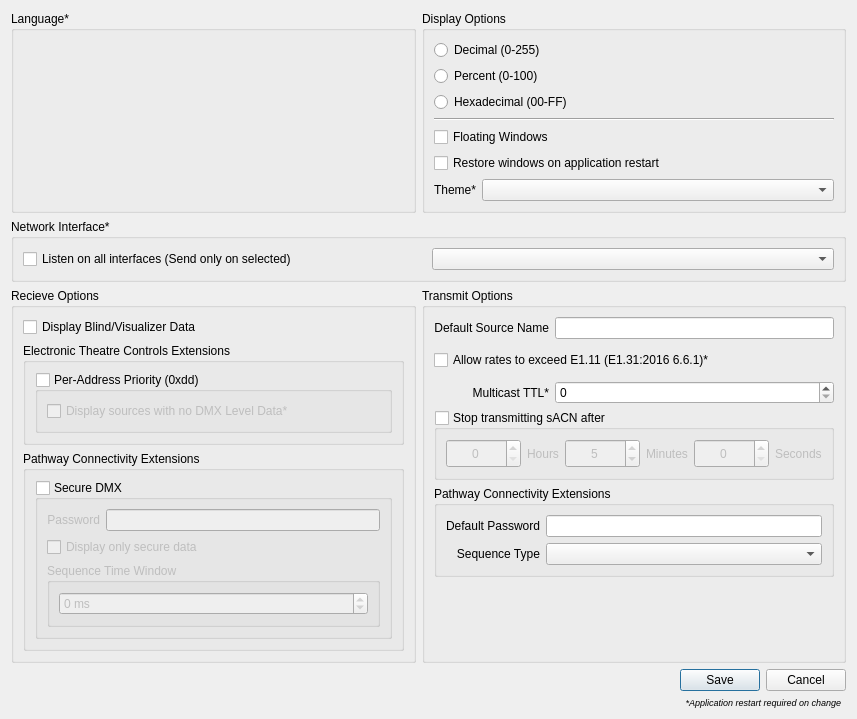
First picture: the form in ui/preferencesdialog.ui, repository docsteer/sacnview, before the edit.
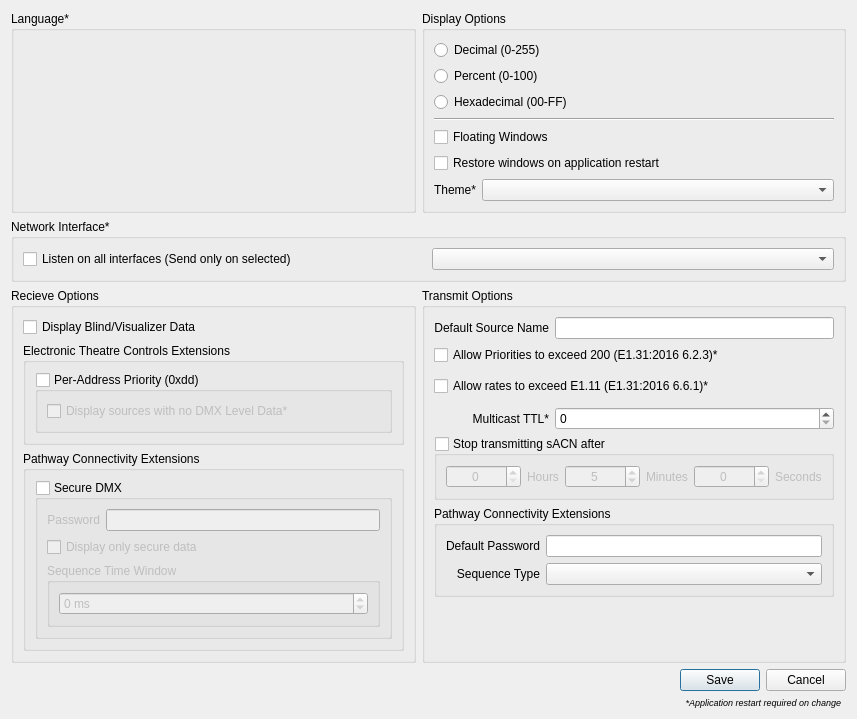
Second picture: the form after the edit. Icons and pictures are not drawn.

Commit message:
Allow illegal Priority transmission
Permit TX to send out-of-range packet and slot priorities
Receive views to mark sources with bad priorities

```diff
--- a/ui/preferencesdialog.ui
+++ b/ui/preferencesdialog.ui
@@ -301,17 +301,7 @@
         </property>
        </widget>
       </item>
-      <item row="0" column="0">
-       <widget class="QLabel" name="label_6">
-        <property name="text">
-         <string>Default Source Name</string>
-        </property>
-        <property name="alignment">
-         <set>Qt::AlignRight|Qt::AlignTrailing|Qt::AlignVCenter</set>
-        </property>
-       </widget>
-      </item>
-      <item row="2" column="1">
+      <item row="3" column="1">
        <widget class="QSpinBox" name="sbMulticastTtl">
         <property name="sizePolicy">
          <sizepolicy hsizetype="MinimumExpanding" vsizetype="Fixed">
@@ -327,20 +317,7 @@
         </property>
        </widget>
       </item>
-      <item row="5" column="0">
-       <spacer name="verticalSpacer">
-        <property name="orientation">
-         <enum>Qt::Vertical</enum>
-        </property>
-        <property name="sizeHint" stdset="0">
-         <size>
-          <width>0</width>
-          <height>0</height>
-         </size>
-        </property>
-       </spacer>
-      </item>
-      <item row="2" column="0">
+      <item row="3" column="0">
        <widget class="QLabel" name="label_5">
         <property name="text">
          <string>Multicast TTL*</string>
@@ -350,7 +327,46 @@
         </property>
        </widget>
       </item>
-      <item row="1" column="0" colspan="2">
+      <item row="5" column="0" colspan="2">
+       <widget class="QGroupBox" name="gbPathwayTx">
+        <property name="title">
+         <string>Pathway Connectivity Extensions</string>
+        </property>
+        <layout class="QGridLayout" name="gridLayout_2">
+         <item row="1" column="1">
+          <widget class="QComboBox" name="cmbPathwayTxSequenceType"/>
+         </item>
+         <item row="0" column="0">
+          <widget class="QLabel" name="label_8">
+           <property name="text">
+            <string>Default Password</string>
+           </property>
+           <property name="alignment">
+            <set>Qt::AlignRight|Qt::AlignTrailing|Qt::AlignVCenter</set>
+           </property>
+          </widget>
+         </item>
+         <item row="1" column="0">
+          <widget class="QLabel" name="label_9">
+           <property name="text">
+            <string>Sequence Type</string>
+           </property>
+           <property name="alignment">
+            <set>Qt::AlignRight|Qt::AlignTrailing|Qt::AlignVCenter</set>
+           </property>
+          </widget>
+         </item>
+         <item row="0" column="1">
+          <widget class="QLineEdit" name="lePathwaySecureTxPassword">
+           <property name="maxLength">
+            <number>32</number>
+           </property>
+          </widget>
+         </item>
+        </layout>
+       </widget>
+      </item>
+      <item row="2" column="0" colspan="2">
        <widget class="QCheckBox" name="cbTxRateOverride">
         <property name="sizePolicy">
          <sizepolicy hsizetype="Expanding" vsizetype="Expanding">
@@ -369,7 +385,7 @@
         </property>
        </widget>
       </item>
-      <item row="3" column="0" colspan="2">
+      <item row="4" column="0" colspan="2">
        <widget class="QGroupBox" name="gbTransmitTimeout">
         <property name="sizePolicy">
          <sizepolicy hsizetype="Expanding" vsizetype="Expanding">
@@ -550,43 +566,34 @@
         </layout>
        </widget>
       </item>
-      <item row="4" column="0" colspan="2">
-       <widget class="QGroupBox" name="gbPathwayTx">
-        <property name="title">
-         <string>Pathway Connectivity Extensions</string>
+      <item row="6" column="0">
+       <spacer name="verticalSpacer">
+        <property name="orientation">
+         <enum>Qt::Vertical</enum>
         </property>
-        <layout class="QGridLayout" name="gridLayout_2">
-         <item row="1" column="1">
-          <widget class="QComboBox" name="cmbPathwayTxSequenceType"/>
-         </item>
-         <item row="0" column="0">
-          <widget class="QLabel" name="label_8">
-           <property name="text">
-            <string>Default Password</string>
-           </property>
-           <property name="alignment">
-            <set>Qt::AlignRight|Qt::AlignTrailing|Qt::AlignVCenter</set>
-           </property>
-          </widget>
-         </item>
-         <item row="1" column="0">
-          <widget class="QLabel" name="label_9">
-           <property name="text">
-            <string>Sequence Type</string>
-           </property>
-           <property name="alignment">
-            <set>Qt::AlignRight|Qt::AlignTrailing|Qt::AlignVCenter</set>
-           </property>
-          </widget>
-         </item>
-         <item row="0" column="1">
-          <widget class="QLineEdit" name="lePathwaySecureTxPassword">
-           <property name="maxLength">
-            <number>32</number>
-           </property>
-          </widget>
-         </item>
-        </layout>
+        <property name="sizeHint" stdset="0">
+         <size>
+          <width>0</width>
+          <height>0</height>
+         </size>
+        </property>
+       </spacer>
+      </item>
+      <item row="0" column="0">
+       <widget class="QLabel" name="label_6">
+        <property name="text">
+         <string>Default Source Name</string>
+        </property>
+        <property name="alignment">
+         <set>Qt::AlignRight|Qt::AlignTrailing|Qt::AlignVCenter</set>
+        </property>
+       </widget>
+      </item>
+      <item row="1" column="0" colspan="2">
+       <widget class="QCheckBox" name="cbTxBadPriority">
+        <property name="text">
+         <string>Allow Priorities to exceed 200 (E1.31:2016 6.2.3)*</string>
+        </property>
        </widget>
       </item>
      </layout>
```
The commit also changes 12 other files.
